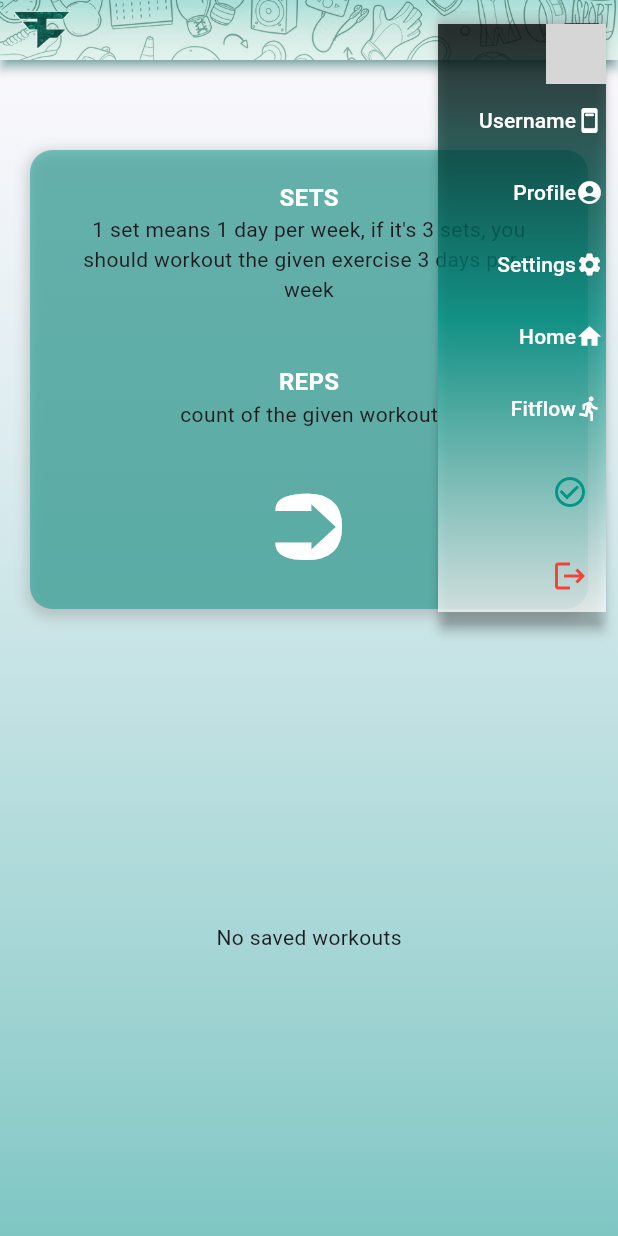
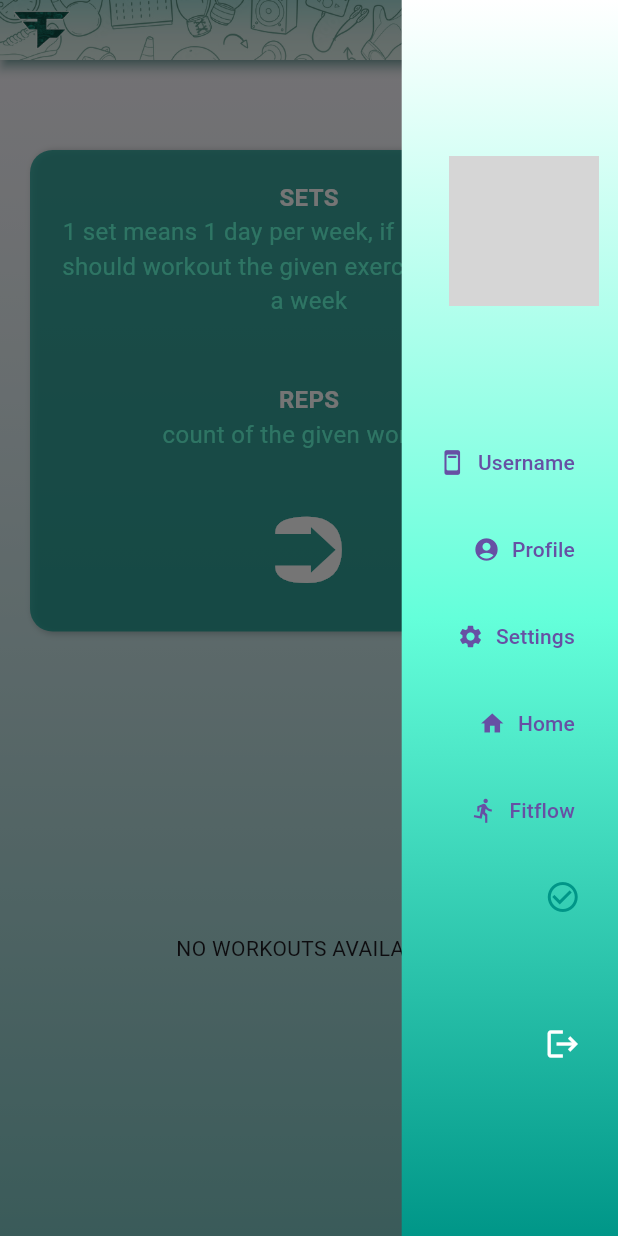
Before and after one commit to SDGP-93/FitFlow, a Flutter app: the SavedWorkoutsPage screen opened directly, after a tap on the "menu" icon, on a phone screen of 412 x 824 dp. Run offline on Flutter 3.47's test engine with Material 3 defaults, Android fonts, the phone set to English and light mode, and no system bars; our stand-ins replace cloud_firestore, firebase_auth, firebase_core, fl_chart, geolocator, sensors; accounts and stored records are empty; grey boxes are pictures that could not be loaded.

Commit message:
common nav bar and Home color palatte changed

```diff
--- a/lib/Screens/SavedWorkoutPage.dart
+++ b/lib/Screens/SavedWorkoutPage.dart
@@ -40,6 +40,24 @@ class _SavedWorkoutsPageState extends State<SavedWorkoutsPage> {
     }
   }
 
+  Future<void> _removeWorkout(int index) async {
+    User? user = _auth.currentUser;
+    if (user != null) {
+      String userId = user.uid;
+      CollectionReference savedWorkoutsCollection =
+      _firestore.collection('users').doc(userId).collection('SavedWorkouts');
+
+      try {
+        await savedWorkoutsCollection.doc(_savedWorkouts[index]['id']).delete();
+        setState(() {
+          _savedWorkouts.removeAt(index);
+        });
+      } catch (error) {
+        print('Failed to remove workout: $error');
+      }
+    }
+  }
+
   @override
   Widget build(BuildContext context) {
     return Scaffold(
@@ -62,14 +80,14 @@ class _SavedWorkoutsPageState extends State<SavedWorkoutsPage> {
             SizedBox(height: 100), // Adjust the spacing as needed
             Container(
               decoration: BoxDecoration(
-                color: Colors.teal.withOpacity(0.5),
+                color: Colors.teal.withOpacity(0.7),
                 borderRadius: BorderRadius.circular(15),
                 boxShadow: [
                   BoxShadow(
-                    color: Colors.grey.withOpacity(0.5),
-                    spreadRadius: 2,
-                    blurRadius: 7,
-                    offset: Offset(0, 3),
+                    color: Colors.black.withOpacity(0.2),
+                    spreadRadius: 0.5,
+                    blurRadius: 3,
+                    offset: Offset(2, 1),
                   ),
                 ],
               ),
@@ -89,6 +107,10 @@ class _SavedWorkoutsPageState extends State<SavedWorkoutsPage> {
                   Text(
                     '1 set means 1 day per week, if it\'s 3 sets, you should workout the given exercise 3 days per a week\n',
                     textAlign: TextAlign.center,
+                    style: TextStyle(
+                      fontSize: 16,
+                      color: Colors.tealAccent,
+                    ),
                   ),
                   SizedBox(height: 20),
                   Text(
@@ -103,11 +125,15 @@ class _SavedWorkoutsPageState extends State<SavedWorkoutsPage> {
                   Text(
                     'count of the given workout',
                     textAlign: TextAlign.start,
+                    style: TextStyle(
+                      fontSize: 16,
+                      color: Colors.tealAccent,
+                    ),
                   ),
                   SizedBox(height: 20),
                   Text(
                     '➲',
-                    textAlign: TextAlign.start,
+                    textAlign: TextAlign.center,
                     style: TextStyle(
                       fontSize: 56,
                       fontWeight: FontWeight.bold,
@@ -121,7 +147,7 @@ class _SavedWorkoutsPageState extends State<SavedWorkoutsPage> {
             Expanded(
               child: _savedWorkouts.isEmpty
                   ? Center(
-                child: Text('No saved workouts'),
+                child: Text('NO WORKOUTS AVAILABLE'),
               )
                   : ListView.builder(
                 itemCount: _savedWorkouts.length,
@@ -131,6 +157,7 @@ class _SavedWorkoutsPageState extends State<SavedWorkoutsPage> {
                     exercise: workout['Exercise']?.toString() ?? '',
                     sets: workout['Sets']?.toString() ?? '',
                     reps: workout['Reps']?.toString() ?? '',
+                    onComplete: () => _removeWorkout(index),
                   );
                 },
               ),
@@ -146,17 +173,19 @@ class WorkoutCard extends StatelessWidget {
   final String exercise;
   final String sets;
   final String reps;
+  final VoidCallback onComplete;
 
   const WorkoutCard({
     required this.exercise,
     required this.sets,
     required this.reps,
+    required this.onComplete,
   });
 
   @override
   Widget build(BuildContext context) {
     return Card(
-      elevation: 6,
+      elevation: 5,
       margin: EdgeInsets.all(20),
       shape: RoundedRectangleBorder(
         borderRadius: BorderRadius.circular(30),
@@ -169,8 +198,8 @@ class WorkoutCard extends StatelessWidget {
             Text(
               exercise,
               style: TextStyle(
-                  fontSize: 20,
-                  fontWeight: FontWeight.bold,
+                fontSize: 20,
+                fontWeight: FontWeight.bold,
               ),
             ),
             SizedBox(height: 6),
@@ -198,9 +227,7 @@ class WorkoutCard extends StatelessWidget {
               mainAxisAlignment: MainAxisAlignment.end,
               children: [
                 TextButton(
-                  onPressed: () {
-                    // Add custom functionality here
-                  },
+                  onPressed: onComplete,
                   child: Text(
                     'COMPLETE',
                     style: TextStyle(
--- a/lib/Screens/TDEE_Test.dart
+++ b/lib/Screens/TDEE_Test.dart
@@ -83,7 +83,7 @@ class _BMRPageState extends State<BMRPage> {
     }
 
     final response = await http.post(
-      Uri.parse('http://172.27.1.69:5000/calculate_bmr'),
+      Uri.parse('http://10.31.1.90:5000/calculate_bmr'),
       headers: <String, String>{
         'Content-Type': 'application/json',
       },
@@ -169,7 +169,7 @@ class _BMRPageState extends State<BMRPage> {
               TextField(
                 controller: _genderController,
                 decoration: InputDecoration(
-                  labelText: 'Enter gender (male/female)',
+                  labelText: 'Enter Sex (male/female)',
                   errorText: _genderError,
                 ),
               ),
--- a/lib/Screens/WorkoutPlanTest.dart
+++ b/lib/Screens/WorkoutPlanTest.dart
@@ -20,7 +20,7 @@ class _WorkoutPageState extends State<WorkoutPage> {
 
   Future<void> _generateWorkout() async {
     final response = await http.post(
-      Uri.parse('http://172.27.1.69:5000/generate_workout'),
+      Uri.parse('http://10.31.1.90:5000/generate_workout'),
       headers: <String, String>{
         'Content-Type': 'application/json',
       },
--- a/lib/Screens/common_navbar.dart
+++ b/lib/Screens/common_navbar.dart
@@ -44,31 +44,35 @@ class CommonNavBar extends StatelessWidget implements PreferredSizeWidget {
             Expanded(
               child: Align(
                 alignment: Alignment.topRight,
-                child: PopupMenuButton(
-                  shape: null,
+                child: IconButton(
                   icon: Icon(
                     Icons.menu,
                     color: Colors.black,
                     size: 30,
                   ),
-                  color: Colors.transparent,
-                  itemBuilder: (context) => [
-                    PopupMenuItem(
-                      padding: EdgeInsets.zero,
+                  onPressed: () {
+                    showModalBottomSheet(
+                      backgroundColor: Colors.transparent,
+                      context: context,
+                      isScrollControlled: true, // Ensures the bottom sheet starts from the top
+                      builder: (BuildContext context) {
+                        return Container(
+                            alignment: Alignment.topRight, // Align to the right edge
                             child: Container(
+                              width: MediaQuery.of(context).size.width * 0.35,
                             decoration: BoxDecoration(
                               gradient: LinearGradient(
-                            colors: [
-                              Colors.black.withOpacity(0.75),
-                              Colors.teal.withOpacity(0.75),
-                              Colors.white.withOpacity(0.75),
-                            ],
                             begin: Alignment.topCenter,
                             end: Alignment.bottomCenter,
+                            colors: [Colors.white, Colors.tealAccent, Colors.teal], // Gradient colors: white to teal
                         ),
-                        ),
+                        ),// Adjust the width as needed
+                        child: Align(
+                        alignment: Alignment.center,
+                        child: SingleChildScrollView(
                         child: Column(
-                          crossAxisAlignment: CrossAxisAlignment.end, // Align items to the right
+                        crossAxisAlignment: CrossAxisAlignment.end,
+                        mainAxisSize: MainAxisSize.max,
                         children: [
                                   // Fetch user profile image URL from Firestore
                                   StreamBuilder<User?>(
@@ -87,50 +91,75 @@ class CommonNavBar extends StatelessWidget implements PreferredSizeWidget {
                                           String? profileImage = (snapshot.data!.data() as Map<String, dynamic>?)?['profileImage'];
                                           return profileImage != null
                                               ? CircleAvatar(
-                                      radius: 20,
+                                            radius: 50,
                                             backgroundImage: AssetImage(profileImage),
                                           )
-                                        : SizedBox();
+                                              : SizedBox(height: 40);
                                         },
                                       );
                                     },
                                   ),
-                            buildMenuItem(context, 'Username', Icons.ad_units_rounded, () {
+                                  SizedBox(height: 80),
+                                  TextButton.icon(
+                                    onPressed: () {
                                       Navigator.push(
                                         context,
                                         MaterialPageRoute(builder: (context) => UsernamePage()),
                                       );
-                            }),
-                            buildMenuItem(context, 'Profile', Icons.account_circle, () {
+                                    },
+                                    icon: Icon(Icons.ad_units_rounded),
+                                    label: Text('Username'),
+                                  ),
+                                  SizedBox(height: 10),
+                                  TextButton.icon(
+                                    onPressed: () {
                                       Navigator.push(
                                         context,
                                         MaterialPageRoute(builder: (context) => ProfilePage()),
                                       );
-                            }),
-                            buildMenuItem(context, 'Settings', Icons.settings, () {
+                                    },
+                                    icon: Icon(Icons.account_circle),
+                                    label: Text('Profile'),
+                                  ),
+                                  SizedBox(height: 10),
+                                  TextButton.icon(
+                                    onPressed: () {
                                       Navigator.push(
                                         context,
                                         MaterialPageRoute(builder: (context) => FitFlowApp()),
                                       );
-                            }),
-                            buildMenuItem(context, 'Home', Icons.home, () {
+                                    },
+                                    icon: Icon(Icons.settings),
+                                    label: Text('Settings'),
+                                  ),
+                                  SizedBox(height: 10),
+                                  TextButton.icon(
+                                    onPressed: () {
                                       Navigator.push(
                                         context,
                                         MaterialPageRoute(builder: (context) => homePage()),
                                       );
-                            }),
-                            buildMenuItem(context, 'Fitflow', Icons.directions_run, () {
+                                    },
+                                    icon: Icon(Icons.home),
+                                    label: Text('Home'),
+                                  ),
+                                  SizedBox(height: 10),
+                                  TextButton.icon(
+                                    onPressed: () {
                                       Navigator.push(
                                         context,
                                         MaterialPageRoute(builder: (context) => FitflowHistoryPage()),
                                       );
-                            }),
-                            SizedBox(height: 8),
+                                    },
+                                    icon: Icon(Icons.directions_run),
+                                    label: Text('Fitflow'),
+                                  ),
+                                  SizedBox(height: 10),
                                   IconButton(
                                     onPressed: onBackPressed,
                                     icon: Icon(Icons.check_circle_outline, color: Colors.teal),
                                   ),
-                            SizedBox(height: 8),
+                                  SizedBox(height: 50),
                                   IconButton(
                                     onPressed: () {
                                       showDialog(
@@ -161,15 +190,16 @@ class CommonNavBar extends StatelessWidget implements PreferredSizeWidget {
                                         },
                                       );
                                     },
-                              icon: Icon(Icons.logout, color: Colors.red), // Logout button
+                                    icon: Icon(Icons.logout, color: Colors.white), // Logout button
                                   ),
                                 ],
                               ),
                             ),
                           ),
-                  ],
-                  onSelected: (value) {
-                    // Handle menu item selection here
+                            ),
+                        );
+                      },
+                    );
                   },
                 ),
               ),
@@ -190,19 +220,7 @@ class CommonNavBar extends StatelessWidget implements PreferredSizeWidget {
   }
 
   Widget buildMenuItem(BuildContext context, String title, IconData icon, void Function()? onPressed) {
-    return TweenAnimationBuilder<double>(
-      tween: Tween<double>(begin: 0.0, end: 1.0),
-      duration: Duration(milliseconds: 500),
-      builder: (context, value, child) {
-        return Opacity(
-          opacity: value,
-          child: Transform.translate(
-            offset: Offset(10, (1 - value) * 30),
-            child: child,
-          ),
-        );
-      },
-      child: TextButton(
+    return TextButton(
       onPressed: onPressed,
       child: Row(
         mainAxisAlignment: MainAxisAlignment.end,
@@ -214,10 +232,13 @@ class CommonNavBar extends StatelessWidget implements PreferredSizeWidget {
           Icon(icon, color: Colors.white),
         ],
       ),
-      ),
     );
   }
 
   @override
   Size get preferredSize => Size.fromHeight(kToolbarHeight);
 }
+
+void main() {
+  runApp(CommonNavBar());
+}
--- a/lib/Screens/profile_page.dart
+++ b/lib/Screens/profile_page.dart
@@ -66,7 +66,7 @@ class _ProfilePageState extends State<ProfilePage> {
                           radius: 50,
                           child: Icon(Icons.person),
                         ),
-                        SizedBox(height: 20),
+                        SizedBox(height: 30),
                         Container(
                           padding: EdgeInsets.all(20),
                           child: Column(
@@ -120,7 +120,7 @@ class _ProfilePageState extends State<ProfilePage> {
                         ),
                         SizedBox(height: 60),
                         Container(
-                          width: 170,
+                          width: 190,
                           decoration: BoxDecoration(
                             borderRadius: BorderRadius.circular(30.0),
                             gradient: LinearGradient(
```
Also changed, not shown: lib/Screens/home.dart (+17 -17 lines). Lines whose indentation alone changed are shown as unchanged.
